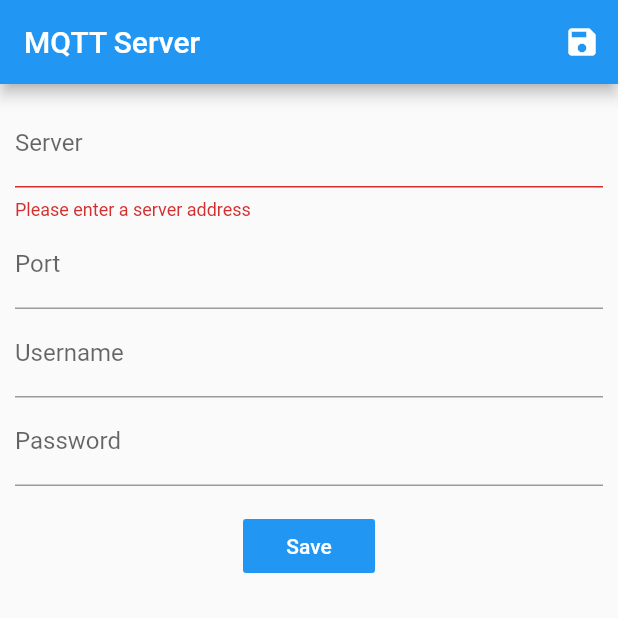
After one commit to eniot/mobile-mqtt-dash, a Flutter app: the screen it shows after launch, after a tap on "Save", on a phone screen of 412 x 824 dp, the top half of it. The commit adds this screen. Run offline on Flutter 3.47's test engine with Material 2 defaults, Android fonts, the phone set to English and light mode, and no system bars; our stand-ins replace shared_preferences; missing offline and left inert: mqtt_client.

Commit message:
Fix issues and creating form for server

```diff
--- a/lib/main.dart
+++ b/lib/main.dart
@@ -1,4 +1,5 @@
 import 'package:eniot_dash/io_list.dart';
+import 'package:eniot_dash/server_form.dart';
 import 'package:eniot_dash/server_list.dart';
 import 'package:eniot_dash/src/server.dart';
 import 'package:eniot_dash/src/mqtt.dart';
@@ -19,14 +20,12 @@ class MainAppState extends State<MainApp> {
 
   MainAppState() {
     _serverList = new ServerList(
-      servers: new Servers(
-          onChange: (name, currInfo) {
+      servers: new Servers(onChange: (name, currInfo) {
         setState(() {
           currServerInfo = currInfo;
           mqtt = new Mqtt(currServerInfo);
         });
-          },
-          onEmpty: () {
+      }, onEmpty: () {
         _newServerForm();
       }),
     );
@@ -47,7 +46,7 @@ class MainAppState extends State<MainApp> {
           ),
         ],
       ),
-      body: mqtt == null? new Text("Loading..."): new IOList(mqtt: mqtt),
+      body: mqtt == null ? new Text("Loading...") : new IOList(mqtt: mqtt),
     );
   }
 
@@ -59,7 +58,10 @@ class MainAppState extends State<MainApp> {
         });
   }
 
-  void _newServerForm(){
-    //TODO
+  void _newServerForm() {
+    Navigator.pushAndRemoveUntil(
+        context,
+        MaterialPageRoute(builder: (context) => ServerForm()),
+        ModalRoute.withName('/'));
   }
 }
--- /dev/null
+++ b/lib/server_form.dart
@@ -0,0 +1,104 @@
+import 'package:eniot_dash/src/server.dart';
+import 'package:flutter/material.dart';
+
+class ServerForm extends StatefulWidget {
+  final ServerInfo info;
+
+  const ServerForm({Key key, this.info}) : super(key: key);
+  @override
+  State<StatefulWidget> createState() =>
+      _ServerFormState(info ?? new ServerInfo());
+}
+
+class _ServerFormState extends State {
+  final ServerInfo info;
+  final _formKey = GlobalKey<FormState>();
+  _ServerFormState(this.info);
+  @override
+  Widget build(BuildContext context) {
+    return Scaffold(
+      appBar: PreferredSize(
+        preferredSize: const Size(double.infinity, kToolbarHeight),
+        child: Builder(
+          builder: (scontext) => AppBar(
+                title: Text("MQTT Server"),
+                automaticallyImplyLeading: false,
+                actions: <Widget>[
+                  IconButton(
+                    icon: Icon(Icons.save),
+                    onPressed: () {
+                      _save(scontext);
+                    },
+                  ),
+                ],
+              ),
+        ),
+      ),
+      body: Builder(
+        builder: (scontext) => SingleChildScrollView(
+              child: _form(scontext),
+            ),
+      ),
+    );
+  }
+
+  _save(BuildContext context) {
+    if (!_formKey.currentState.validate()) return;
+    final snackBar = SnackBar(content: Text('Trying to connect...'));
+    Scaffold.of(context).showSnackBar(snackBar);
+  }
+
+  Widget _form(BuildContext context) {
+    return Padding(
+      padding: EdgeInsets.all(10.0),
+      child: Form(
+        key: _formKey,
+        child: Column(
+            crossAxisAlignment: CrossAxisAlignment.start,
+            children: _formFields(context)),
+      ),
+    );
+  }
+
+  List<Widget> _formFields(BuildContext context) {
+    return [
+      TextFormField(
+        decoration:
+            InputDecoration(labelText: "Server", hintText: "mqtt.local"),
+        validator: (value) {
+          if (value.isEmpty) {
+            return 'Please enter a server address';
+          }
+        },
+      ),
+      TextFormField(
+        keyboardType: TextInputType.number,
+        decoration: InputDecoration(labelText: "Port", hintText: "1883"),
+        validator: (value) {
+          if (value.isNotEmpty && int.tryParse(value) != null) {
+            return 'Please enter a port number';
+          }
+        },
+      ),
+      TextFormField(
+        decoration: InputDecoration(labelText: "Username"),
+      ),
+      TextFormField(
+        decoration: InputDecoration(labelText: "Password"),
+      ),
+      Center(
+        child: Padding(
+          padding: const EdgeInsets.symmetric(vertical: 16.0),
+          child: FlatButton(
+            color: Colors.blue,
+            textColor: Colors.white,
+            onPressed: () {
+              _save(context);
+            },
+            child: Text('Save'),
+          ),
+        ),
+      ),
+    ];
+  }
+}
--- a/lib/server_list.dart
+++ b/lib/server_list.dart
@@ -16,7 +16,8 @@ class _ServerListState extends State<ServerList> {
   _ServerListState(this.servers);
   @override
   Widget build(BuildContext context) {
-    final List<Widget> widgets = servers.servers.map((name, info) {
+    final List<Widget> widgets = servers.servers
+        .map((name, info) {
           return MapEntry(
               name,
               new ListTile(
@@ -27,8 +28,9 @@ class _ServerListState extends State<ServerList> {
                   servers.select(name);
                 },
               ));
-    }).values.toList();
-    //TODO Add create new
+        })
+        .values
+        .toList();
     return new Wrap(
       children: widgets,
     );
--- a/lib/src/server.dart
+++ b/lib/src/server.dart
@@ -53,12 +53,11 @@ class Servers {
   Servers({this.onEmpty, this.onChange}) {
     () async {
       prefs = await SharedPreferences.getInstance();
-      if (prefs == null) {
-        onEmpty();
-      } else {
-        final Map json = jsonDecode(prefs.getString(prefKey));
-        loadFromJson(json);
-      }
+      if (prefs == null) return onEmpty();
+      final scontent = prefs.getString(prefKey);
+      if (scontent == null) return onEmpty();
+      final Map json = jsonDecode(scontent);
+      loadFromJson(json);
     }();
   }
 
```
Lines whose indentation alone changed are shown as unchanged.
